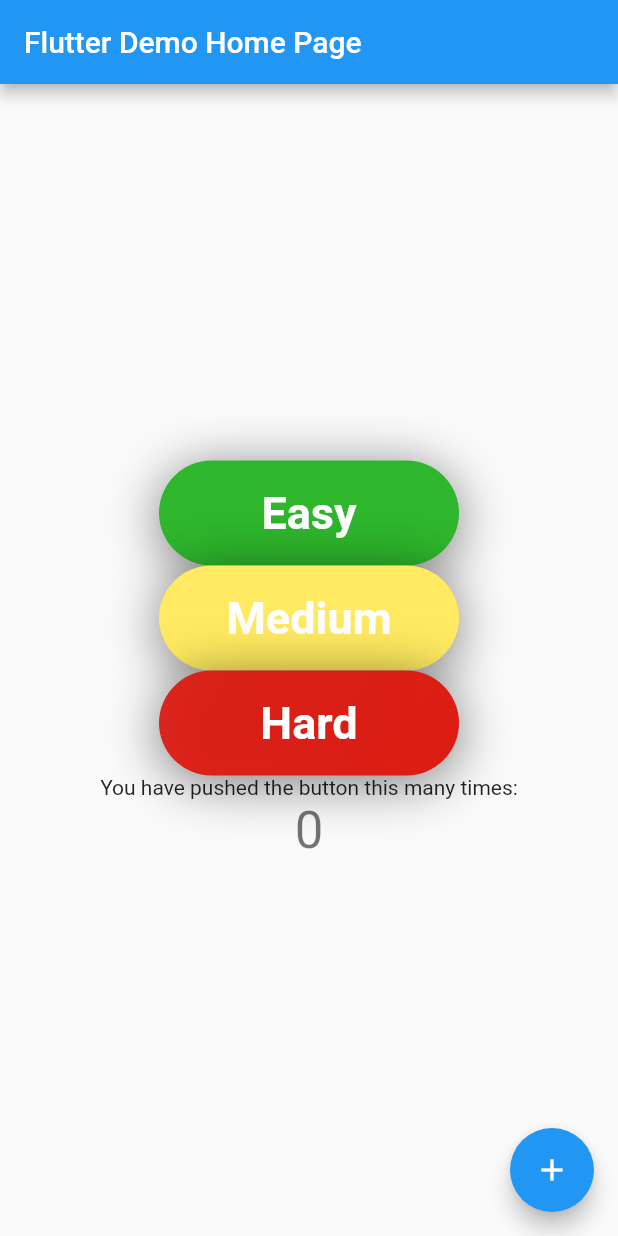
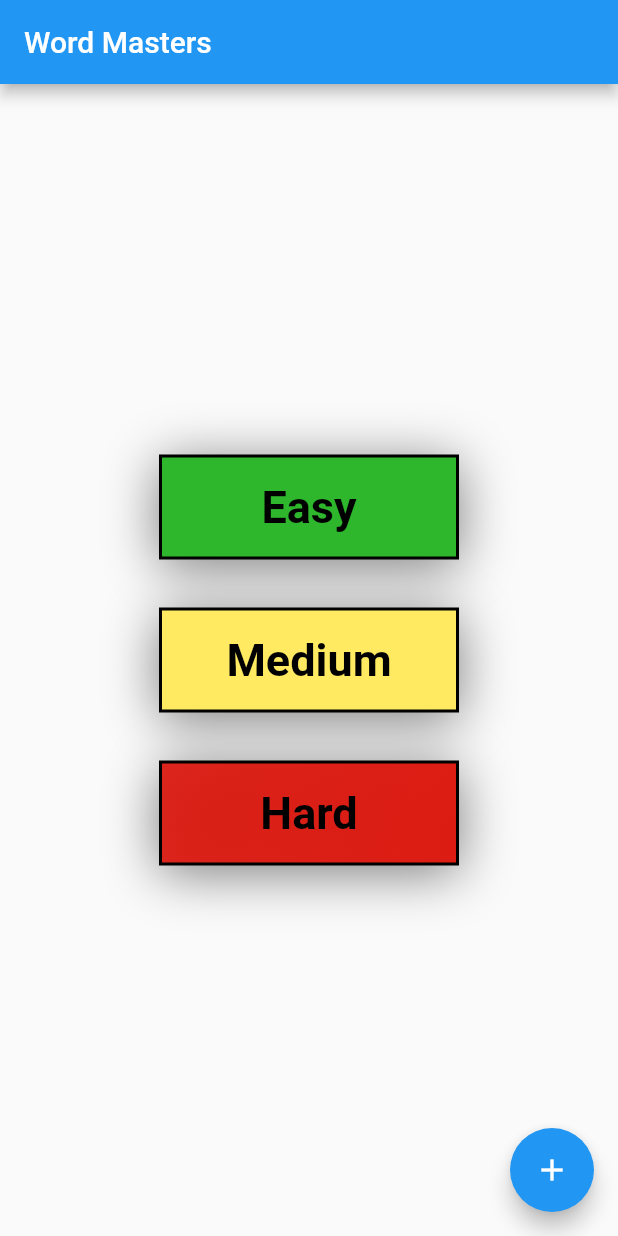
Before and after one commit to cathymariza/wrd-masters, a Flutter app: the screen it shows after launch, on a phone screen of 412 x 824 dp. Run offline on Flutter 3.47's test engine with Material 2 defaults, Android fonts, the phone set to English and light mode, and no system bars; project files that could hold a hidden picture were left out.

Commit message:
In the process of making a button click give you a word

```diff
--- a/word_masters/lib/button.dart
+++ b/word_masters/lib/button.dart
@@ -14,7 +14,8 @@ class Button extends StatelessWidget {
       height: 70,
       width: 200,
       decoration: BoxDecoration(
-          borderRadius: BorderRadius.circular(100.0),
+          //borderRadius: BorderRadius.circular(100.0),
+          border: Border.all(color: Colors.black, width: 2),
           boxShadow: const [
             BoxShadow(
               color: Color(0x80000000),
@@ -31,7 +32,7 @@ class Button extends StatelessWidget {
         child: Text(
           name,
           style: const TextStyle(
-              fontSize: 30.0, fontWeight: FontWeight.bold, color: Colors.white),
+              fontSize: 30.0, fontWeight: FontWeight.bold, color: Colors.black),
         ),
       ),
     );
--- a/word_masters/lib/main.dart
+++ b/word_masters/lib/main.dart
@@ -1,3 +1,5 @@
+import 'dart:io';
+
 import 'package:flutter/material.dart';
 import 'package:word_masters/button.dart';
 
@@ -12,11 +14,11 @@ class MyApp extends StatelessWidget {
   @override
   Widget build(BuildContext context) {
     return MaterialApp(
-      title: 'Flutter Demo',
+      title: 'Word Masters',
       theme: ThemeData(
         primarySwatch: Colors.blue,
       ),
-      home: const MyHomePage(title: 'Flutter Demo Home Page'),
+      home: const MyHomePage(title: 'Word Masters'),
     );
   }
 }
@@ -34,7 +36,7 @@ class _MyHomePageState extends State<MyHomePage>
     with SingleTickerProviderStateMixin {
   late double _scale;
   late AnimationController _controller;
-
+  late String word;
   @override
   void initState() {
     _controller = AnimationController(
@@ -56,14 +58,6 @@ class _MyHomePageState extends State<MyHomePage>
     _controller.dispose();
   }
 
-  int _counter = 0;
-
-  void _incrementCounter() {
-    setState(() {
-      _counter++;
-    });
-  }
-
   @override
   Widget build(BuildContext context) {
     _scale = 1 - _controller.value;
@@ -75,79 +69,90 @@ class _MyHomePageState extends State<MyHomePage>
         child: Column(
           mainAxisAlignment: MainAxisAlignment.center,
           children: <Widget>[
-            GestureDetector(
+            Padding(
+                padding: const EdgeInsets.all(16.0),
+                child: GestureDetector(
                   onTapDown: _onTapDown,
                   onTapUp: _onTapUp,
                   child: Transform.scale(
                     scale: _scale,
                     child: Button(
-                    start: Color(0xFF2EB62C),
+                      start: const Color(0xFF2EB62C),
                       end: const Color(0xFF2EB62C),
                       name: 'Easy',
-                  ) //_animatedButtonUI,
                     ),
                   ),
-            GestureDetector(
+                )),
+            Padding(
+              padding: const EdgeInsets.all(16.0),
+              child: GestureDetector(
                 onTapDown: _onTapDown,
                 onTapUp: _onTapUp,
                 child: Transform.scale(
                   scale: _scale,
                   child: Button(
-                    start: Color(0xFFFFEA61),
+                    start: const Color(0xFFFFEA61),
                     end: const Color(0xFFFFEA61),
                     name: 'Medium',
-                  ) //_animatedButtonUI,
                   ),
                 ),
-            GestureDetector(
-              onTapDown: _onTapDown,
-              onTapUp: _onTapUp,
+              ),
+            ),
+            Padding(
+              padding: const EdgeInsets.all(16.0),
+              child: GestureDetector(
+                onTap: () {
+                  chooseWord("hard");
+                  Navigator.push(
+                    context,
+                    MaterialPageRoute(
+                        builder: (context) => const WordScreen(
+                              key: Key("Word Screen"),
+                            )),
+                  );
+                },
                 child: Transform.scale(
                   scale: _scale,
                   child: Button(
-                    start: Color(0xFF2DC1C13),
+                    start: const Color(0xFF2DC1C13),
                     end: const Color(0xFFDC1C13),
                     name: 'Hard',
-                  ) //_animatedButtonUI,
                   ),
                 ),
-            const Text(
-              'You have pushed the button this many times:',
               ),
-            Text(
-              '$_counter',
-              style: Theme.of(context).textTheme.headline4,
             ),
           ],
         ),
       ),
       floatingActionButton: FloatingActionButton(
-        onPressed: () {
-          // Navigator.push(
-          //   context,
-          //   MaterialPageRoute(
-          //       builder: (context) => const WordScreen(
-          //             key: Key("Word Screen"),
-          //           )),
-          // );
-        },
+        onPressed: () {},
         tooltip: 'Increment',
         child: const Icon(Icons.add),
       ), // This trailing comma makes auto-formatting nicer for build methods.
     );
   }
 
-  // Button code from https://github.com/sagarshende23/bouncing_button_flutter
-
   void _onTapDown(TapDownDetails details) {
     _controller.forward();
-    setState(() {
-      _counter++;
-    });
+
+    Navigator.push(
+      context,
+      MaterialPageRoute(
+          builder: (context) => const WordScreen(
+                key: Key("Word Screen"),
+              )),
+    );
   }
 
   void _onTapUp(TapUpDetails details) {
     _controller.reverse();
+  }
+
+  String chooseWord(String diff) {
+    File('$diff.txt').readAsString().then((String contents) {
+      print(contents);
+    });
+    return "hello";
   }
 }
 
```
Lines whose indentation alone changed are shown as unchanged.
